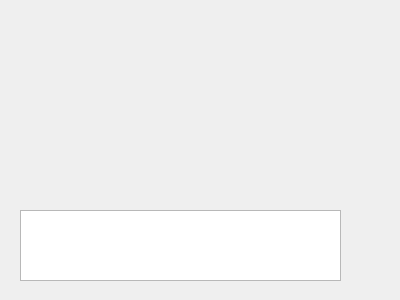
Qt form statswindow.ui (Sun-flow/ForgottenGUI) before a commit.
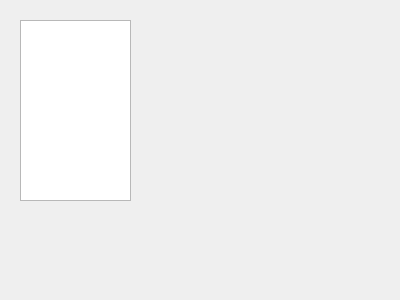
The same form after that commit.

What changed in the file:
```diff
--- a/statswindow.ui
+++ b/statswindow.ui
@@ -17,9 +17,9 @@
    <property name="geometry">
     <rect>
      <x>20</x>
-     <y>210</y>
-     <width>321</width>
-     <height>71</height>
+     <y>20</y>
+     <width>111</width>
+     <height>181</height>
     </rect>
    </property>
   </widget>
```
